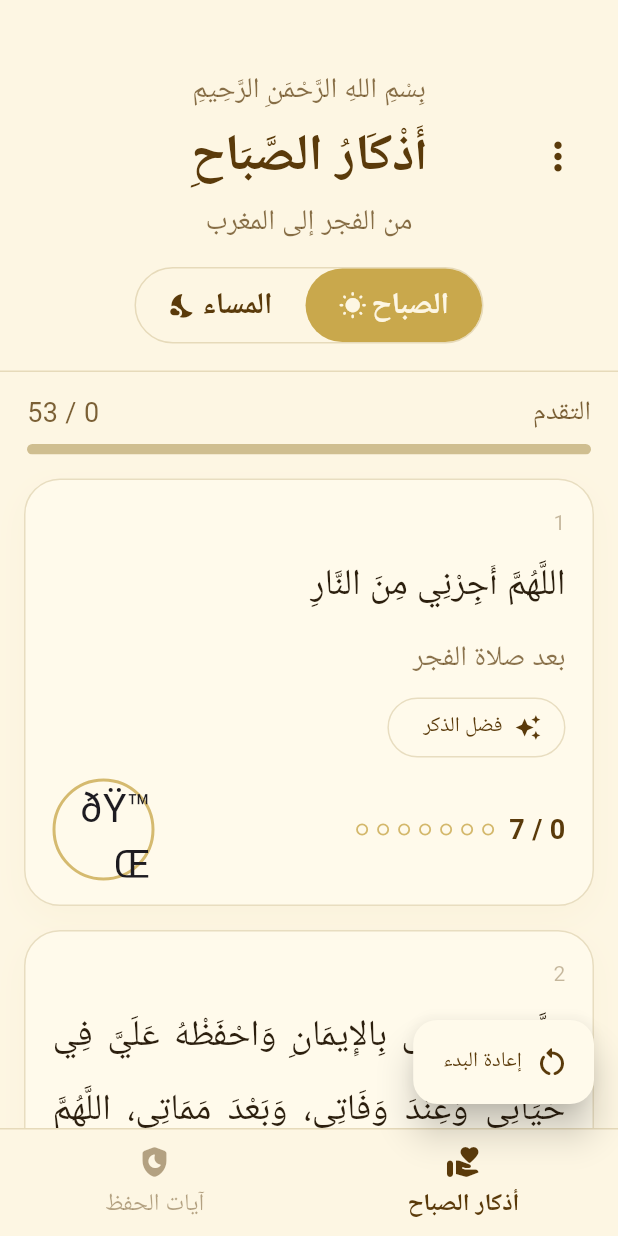
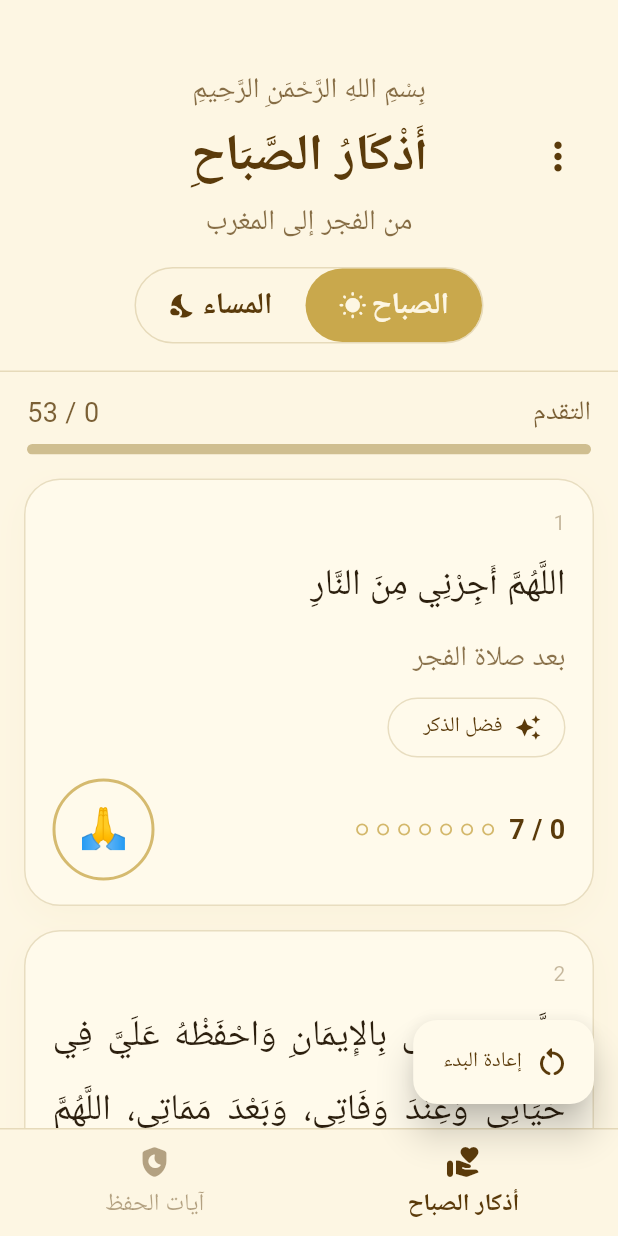
Before and after one commit to MSaeedN7/azkar-web, a Flutter app: the screen it shows after launch, on a phone screen of 412 x 824 dp. Run offline on Flutter 3.47's test engine with Material 3 defaults, Android fonts, the phone set to English and light mode, and no system bars; our stand-ins replace flutter_local_notifications, flutter_timezone, geolocator, google_fonts, shared_preferences, timezone and 1 more; missing offline and left inert: workmanager; Roboto replaces fonts that are missing (Amiri); statements that could not run were skipped.

Commit message:
Fix prayer emoji button

```diff
--- a/lib/main.dart
+++ b/lib/main.dart
@@ -1537,7 +1537,7 @@ class _AzkarHomePageState extends State<AzkarHomePage> {
           child: done
               ? const Icon(Icons.check_rounded,
                   color: Color(0xFF4CAF50), size: 30)
-              : const Text('ðŸ™Œ', style: TextStyle(fontSize: 26)),
+              : const Text('🙏', style: TextStyle(fontSize: 26)),
         ),
       ),
     );
```
